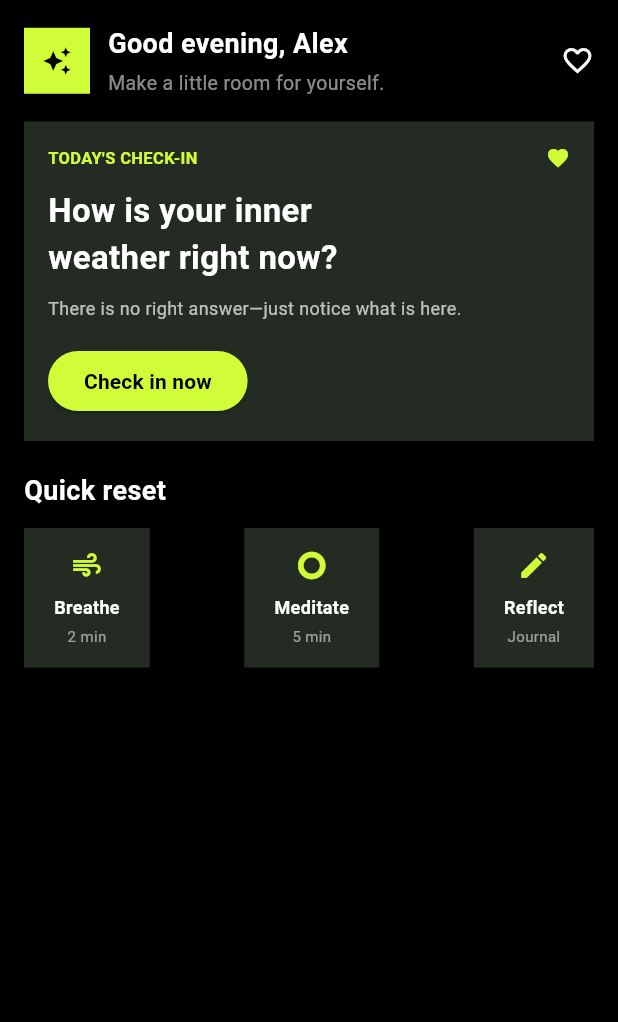
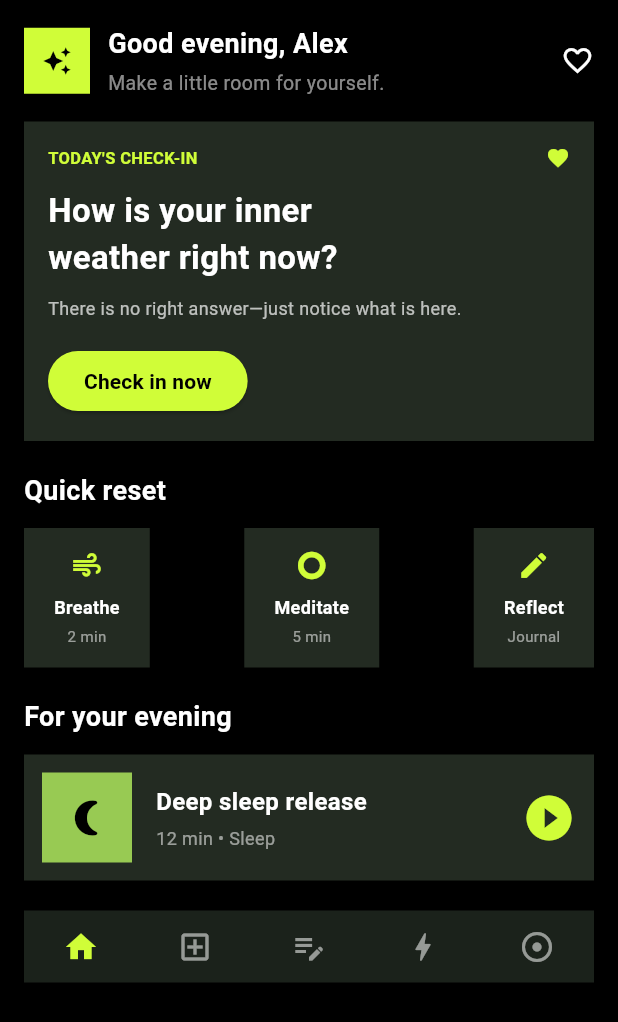
Before and after one commit to raiyan025/HushMind, a Flutter app: the screen it shows after launch, on a phone screen of 412 x 824 dp. Shown: the top 1022 px of the screen. Run offline on Flutter 3.47's test engine with Material 3 defaults, Android fonts, the phone set to English and light mode, and no system bars.

Commit message:
Member 3: Add LibraryScreen and update HomeScreen + BreatheScreen

```diff
--- a/lib/main.dart
+++ b/lib/main.dart
@@ -1,5 +1,6 @@
 import 'package:flutter/material.dart';
-import 'breathe_screen.dart';
+import 'breathe_screen.dart'; // 2nd screen (Breathe) import
+import 'library_screen.dart'; // 3rd screen (Library) import
 
 void main() {
   runApp(const MyApp());
@@ -10,20 +11,23 @@ class MyApp extends StatelessWidget {
 
   @override
   Widget build(BuildContext context) {
-    return MaterialApp(
+    return const MaterialApp(
       debugShowCheckedModeBanner: false,
-      home: const HomeScreen(),
+      home: HomeScreen(),
     );
   }
 }
 
+// =========================================================
+// FIRST SCREEN: HomeScreen
+// =========================================================
 class HomeScreen extends StatelessWidget {
   const HomeScreen({super.key});
 
   @override
   Widget build(BuildContext context) {
     return Scaffold(
-      backgroundColor: Colors.black,
+      backgroundColor: Colors.black, // Pure black background
       body: SafeArea(
         child: SingleChildScrollView(
           child: Padding(
@@ -31,16 +35,18 @@ class HomeScreen extends StatelessWidget {
             child: Column(
               crossAxisAlignment: CrossAxisAlignment.start,
               children: [
-                // Header
+                // --- STEP 1: Top Header Section ---
                 Row(
                   children: [
-                    Container(
-                      color: const Color(0xFFD0FD38),
-                      padding: const EdgeInsets.all(12.0),
-                      child: const Icon(
+                    ColoredBox(
+                      color: const Color(0xFFD0FD38), // Neon Yellow Icon Box
+                      child: const Padding(
+                        padding: EdgeInsets.all(12.0),
+                        child: Icon(
                           Icons.auto_awesome_sharp,
                           color: Colors.black,
                           size: 20,
+                        ),
                       ),
                     ),
                     const SizedBox(width: 12),
@@ -74,17 +80,18 @@ class HomeScreen extends StatelessWidget {
                   ],
                 ),
 
+                // --- STEP 2: TODAY'S CHECK-IN Card ---
                 const SizedBox(height: 16),
-                // Today's Check-in
-                Container(
-                  color: const Color(0xFF232B22),
+                ColoredBox(
+                  color: const Color(0xFF232B22), // Dark Olive Green Card
+                  child: Padding(
                     padding: const EdgeInsets.all(16.0),
                     child: Column(
                       crossAxisAlignment: CrossAxisAlignment.start,
                       children: [
-                      const Row(
+                        Row(
                           mainAxisAlignment: MainAxisAlignment.spaceBetween,
-                        children: [
+                          children: const [
                             Text(
                               "TODAY'S CHECK-IN",
                               style: TextStyle(
@@ -134,7 +141,9 @@ class HomeScreen extends StatelessWidget {
                       ],
                     ),
                   ),
+                ),
 
+                // --- STEP 3: Quick Reset Section ---
                 const SizedBox(height: 20),
                 const Text(
                   "Quick reset",
@@ -148,7 +157,7 @@ class HomeScreen extends StatelessWidget {
                 Row(
                   mainAxisAlignment: MainAxisAlignment.spaceBetween,
                   children: [
-                    // Breathe Card -> Goes to BreatheScreen
+                    // Breathe Card (Goes to BreatheScreen)
                     InkWell(
                       onTap: () {
                         Navigator.push(
@@ -158,14 +167,15 @@ class HomeScreen extends StatelessWidget {
                           ),
                         );
                       },
-                      child: Container(
+                      child: ColoredBox(
                         color: const Color(0xFF232B22),
+                        child: Padding(
                           padding: const EdgeInsets.symmetric(
                             horizontal: 20,
                             vertical: 14,
                           ),
-                        child: const Column(
-                          children: [
+                          child: Column(
+                            children: const [
                               Icon(
                                 Icons.air,
                                 color: Color(0xFFD0FD38),
@@ -192,14 +202,17 @@ class HomeScreen extends StatelessWidget {
                           ),
                         ),
                       ),
-                    Container(
+                    ),
+                    // Meditate Card
+                    ColoredBox(
                       color: const Color(0xFF232B22),
+                      child: Padding(
                         padding: const EdgeInsets.symmetric(
                           horizontal: 20,
                           vertical: 14,
                         ),
-                      child: const Column(
-                        children: [
+                        child: Column(
+                          children: const [
                             Icon(
                               Icons.trip_origin,
                               color: Color(0xFFD0FD38),
@@ -225,14 +238,17 @@ class HomeScreen extends StatelessWidget {
                           ],
                         ),
                       ),
-                    Container(
+                    ),
+                    // Reflect Card
+                    ColoredBox(
                       color: const Color(0xFF232B22),
+                      child: Padding(
                         padding: const EdgeInsets.symmetric(
                           horizontal: 20,
                           vertical: 14,
                         ),
-                      child: const Column(
-                        children: [
+                        child: Column(
+                          children: const [
                             Icon(
                               Icons.edit,
                               color: Color(0xFFD0FD38),
@@ -258,7 +274,122 @@ class HomeScreen extends StatelessWidget {
                           ],
                         ),
                       ),
+                    ),
                   ],
+                ),
+
+                // --- STEP 4: For Your Evening Section ---
+                const SizedBox(height: 20),
+                const Text(
+                  "For your evening",
+                  style: TextStyle(
+                    color: Colors.white,
+                    fontSize: 18,
+                    fontWeight: FontWeight.bold,
+                  ),
+                ),
+                const SizedBox(height: 12),
+                ColoredBox(
+                  color: const Color(0xFF232B22),
+                  child: Padding(
+                    padding: const EdgeInsets.all(12.0),
+                    child: Row(
+                      children: [
+                        ColoredBox(
+                          color: const Color(0xFF98CA53),
+                          child: const Padding(
+                            padding: EdgeInsets.all(16.0),
+                            child: Icon(
+                              Icons.nightlight_round,
+                              color: Colors.black,
+                              size: 28,
+                            ),
+                          ),
+                        ),
+                        const SizedBox(width: 16),
+                        const Column(
+                          crossAxisAlignment: CrossAxisAlignment.start,
+                          children: [
+                            Text(
+                              "Deep sleep release",
+                              style: TextStyle(
+                                color: Colors.white,
+                                fontWeight: FontWeight.bold,
+                                fontSize: 16,
+                              ),
+                            ),
+                            SizedBox(height: 4),
+                            Text(
+                              "12 min • Sleep",
+                              style: TextStyle(
+                                color: Colors.white54,
+                                fontSize: 12,
+                              ),
+                            ),
+                          ],
+                        ),
+                        const Spacer(),
+                        const Icon(
+                          Icons.play_circle_fill,
+                          color: Color(0xFFD0FD38),
+                          size: 36,
+                        ),
+                      ],
+                    ),
+                  ),
+                ),
+
+                const SizedBox(height: 20),
+
+                // --- STEP 5: Bottom Navigation Bar ---
+                ColoredBox(
+                  color: const Color(0xFF1B221B),
+                  child: Padding(
+                    padding: const EdgeInsets.symmetric(vertical: 12.0),
+                    child: Row(
+                      mainAxisAlignment: MainAxisAlignment.spaceAround,
+                      children: [
+                        const Icon(
+                          Icons.home,
+                          color: Color(0xFFD0FD38),
+                          size: 24,
+                        ),
+
+                        // Library Screen Navigation (+)
+                        InkWell(
+                          onTap: () {
+                            Navigator.push(
+                              context,
+                              MaterialPageRoute(
+                                builder: (context) => const LibraryScreen(),
+                              ),
+                            );
+                          },
+                          child: const Icon(
+                            Icons.add_box_outlined,
+                            color: Colors.white54,
+                            size: 24,
+                          ),
+                        ),
+
+                        const Icon(
+                          Icons.edit_note,
+                          color: Colors.white54,
+                          size: 24,
+                        ),
+                        const Icon(
+                          Icons.bolt,
+                          color: Colors.white54,
+                          size: 24,
+                        ),
+                        const Icon(
+                          Icons.adjust,
+                          color: Colors.white54,
+                          size: 24,
+                        ),
+                      ],
+                    ),
+                  ),
                 ),
               ],
             ),
```
Also changed, not shown: lib/breathe_screen.dart (+6 -6 lines), lib/library_screen.dart (added, +355 -0 lines). Lines whose indentation alone changed are shown as unchanged.
